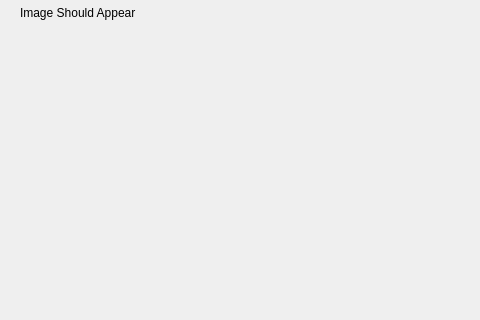
This is mainwindow.ui in TeoIpp/RizzRepo as Qt 5 draws it before an edit; both pictures show x 0 to 480 and y 143 to 463 of the 800 by 600 pixel window. The edited form follows.
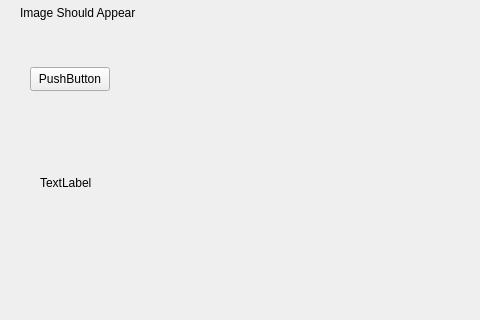
This is the edited form.

Commit message:
Implimented import by path feature.
Slight Streching error, needs furthur adjustment

Diff of the .ui file:
```diff
--- a/mainwindow.ui
+++ b/mainwindow.ui
@@ -40,6 +40,32 @@
      <string>Press Me</string>
     </property>
    </widget>
+   <widget class="QPushButton" name="pushButton_2">
+    <property name="geometry">
+     <rect>
+      <x>30</x>
+      <y>210</y>
+      <width>80</width>
+      <height>24</height>
+     </rect>
+    </property>
+    <property name="text">
+     <string>PushButton</string>
+    </property>
+   </widget>
+   <widget class="QLabel" name="label_2">
+    <property name="geometry">
+     <rect>
+      <x>40</x>
+      <y>255</y>
+      <width>131</width>
+      <height>141</height>
+     </rect>
+    </property>
+    <property name="text">
+     <string>TextLabel</string>
+    </property>
+   </widget>
   </widget>
   <widget class="QMenuBar" name="menubar">
    <property name="geometry">
```
Left out of the diff: 2 changed lines with no effect on the pictures. The commit also changes 2 other files.
